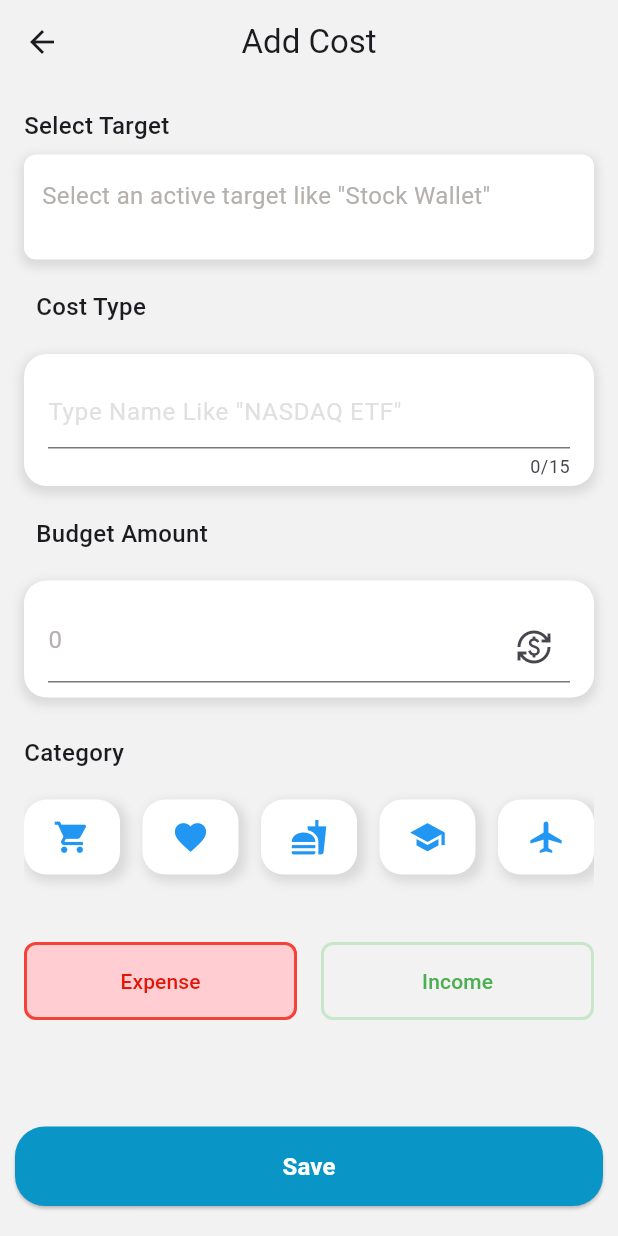
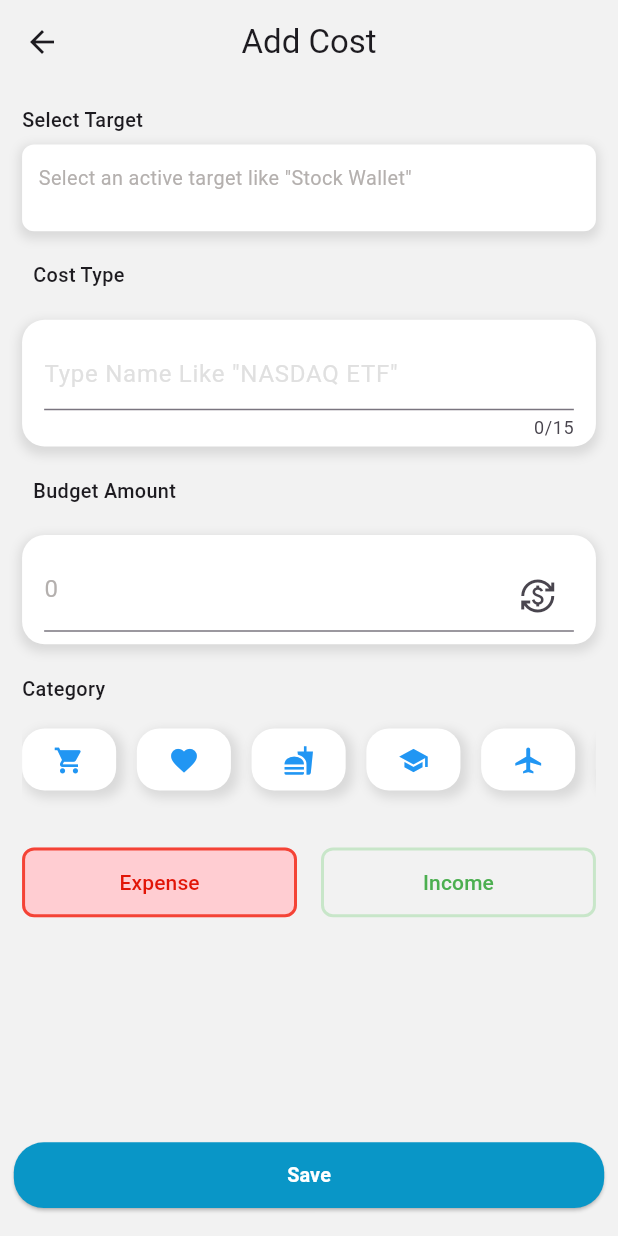
Before and after one commit to furkanislek/PocketPath, a Flutter app: the screen it shows once a user with an empty profile is signed in, item 2 of the bottom bar chosen, after a tap on the "add" icon, on a phone screen of 412 x 824 dp. Run offline on Flutter 3.47's test engine with Material 3 defaults, Android fonts, the phone set to English and light mode, and no system bars; our stand-ins replace cloud_firestore, firebase_auth, firebase_core, fl_chart, flutter_html, flutter_screenutil and 6 more; accounts and stored records are empty.

Commit message:
responsive fixs and change name

```diff
--- a/lib/components/home/tab_period.dart
+++ b/lib/components/home/tab_period.dart
@@ -2,6 +2,7 @@ import 'package:pocketPath/controller/home/tab_controller.dart';
 import 'package:pocketPath/controller/home/cost_controller.dart';
 import 'package:flutter/material.dart';
 import 'package:get/get.dart';
+import 'package:flutter_screenutil/flutter_screenutil.dart';
 
 class TabSelection extends StatelessWidget {
   final HomeTabController tabController = Get.put(HomeTabController());
@@ -51,7 +52,7 @@ class TabSelection extends StatelessWidget {
       child: AnimatedContainer(
         duration: const Duration(milliseconds: 50),
         curve: Curves.fastOutSlowIn,
-        padding: const EdgeInsets.symmetric(horizontal: 20, vertical: 10),
+        padding: EdgeInsets.symmetric(horizontal: 20.w, vertical: 10.h),
         decoration: BoxDecoration(
           color: tabController.selectedIndex.value == index
               ? Colors.white
--- a/lib/components/home/title.dart
+++ b/lib/components/home/title.dart
@@ -1,6 +1,7 @@
 import 'package:pocketPath/controller/home/home_controller.dart';
 import 'package:flutter/material.dart';
 import 'package:get/get.dart';
+import 'package:flutter_screenutil/flutter_screenutil.dart';
 
 class HomeTitle extends StatelessWidget {
   HomeTitle({super.key});
@@ -16,8 +17,8 @@ class HomeTitle extends StatelessWidget {
           children: [
             Obx(() => Text(
                 '${'home.title.hello'.tr} ${controller.userName.value} ${controller.surName.value}',
-                style: const TextStyle(
-                    fontSize: 20,
+                style: TextStyle(
+                    fontSize: 20.sp,
                     fontWeight: FontWeight.bold,
                     color: Color(0xFF3D423F)))),
           ],
@@ -26,7 +27,7 @@ class HomeTitle extends StatelessWidget {
           children: [
             Text(
               "home.title.welcomeBack".tr,
-              style: TextStyle(fontSize: 14, color: Color(0xFF868B88)),
+              style: TextStyle(fontSize: 14.sp, color: Color(0xFF868B88)),
             )
           ],
         )
--- a/lib/pages/AddCost/add_cost.dart
+++ b/lib/pages/AddCost/add_cost.dart
@@ -3,6 +3,7 @@ import 'package:pocketPath/controller/menu/bottom_navigator.dart';
 import 'package:flutter/material.dart';
 import 'package:get/get.dart';
 import 'package:pocketPath/pages/Menu/menu.dart';
+import 'package:flutter_screenutil/flutter_screenutil.dart';
 
 class AddCost extends StatelessWidget {
   AddCost({Key? key}) : super(key: key);
@@ -40,7 +41,7 @@ class AddCost extends StatelessWidget {
         centerTitle: true,
       ),
       bottomNavigationBar: Padding(
-        padding: const EdgeInsets.symmetric(vertical: 20.0, horizontal: 10),
+        padding: EdgeInsets.symmetric(vertical: 20.h, horizontal: 10.w),
         child: ElevatedButton(
           onPressed: () {
             final name = controller.selectedTypeName.value;
@@ -69,8 +70,7 @@ class AddCost extends StatelessWidget {
           },
           style: ElevatedButton.styleFrom(
             backgroundColor: const Color(0xFF0996C7),
-            padding:
-                const EdgeInsets.symmetric(vertical: 15.0, horizontal: 100.0),
+            padding: EdgeInsets.symmetric(vertical: 15.h, horizontal: 100.w),
             shape: RoundedRectangleBorder(
               borderRadius: BorderRadius.circular(20.0),
             ),
@@ -79,7 +79,7 @@ class AddCost extends StatelessWidget {
             'addcost.save'.tr,
             style: TextStyle(
               color: Colors.white,
-              fontSize: 16,
+              fontSize: 16.sp,
               fontWeight: FontWeight.bold,
             ),
           ),
@@ -87,22 +87,22 @@ class AddCost extends StatelessWidget {
       ),
       body: SingleChildScrollView(
         child: Padding(
-          padding: const EdgeInsets.all(16.0),
+          padding: EdgeInsets.all(16.w),
           child: Column(
             crossAxisAlignment: CrossAxisAlignment.start,
             children: [
               Text(
                 'addcost.select_target'.tr,
-                style: TextStyle(fontSize: 16, fontWeight: FontWeight.w500),
+                style: TextStyle(fontSize: 16.sp, fontWeight: FontWeight.w500),
               ),
-              const SizedBox(height: 8),
+               SizedBox(height: 8.h),
               GestureDetector(
                 onTap: () => _showTargetSelectionBottomSheet(context),
                 child: Container(
-                  height: 70,
+                  height: 70.h,
                   width: double.infinity,
                   padding:
-                      const EdgeInsets.symmetric(horizontal: 12, vertical: 16),
+                      EdgeInsets.symmetric(horizontal: 12.w, vertical: 16.h),
                   decoration: BoxDecoration(
                     color: Colors.white,
                     borderRadius: BorderRadius.circular(8.0),
@@ -123,7 +123,7 @@ class AddCost extends StatelessWidget {
                               target["id"] ==
                               controller.selectedTargetId.value)["name"],
                       style: TextStyle(
-                          fontSize: 16,
+                          fontSize: 16.sp,
                           color: controller.selectedTargetId.value.isEmpty
                               ? const Color.fromARGB(220, 168, 163, 161)
                               : const Color(0xFF282625)),
@@ -136,18 +136,18 @@ class AddCost extends StatelessWidget {
                 children: [
                   const SizedBox(height: 20),
                   Padding(
-                    padding: EdgeInsets.only(left: 8.0),
+                    padding: EdgeInsets.only(left: 8.w),
                     child: Text(
                       'addcost.cost_type'.tr,
-                      style:
-                          TextStyle(fontSize: 16, fontWeight: FontWeight.w500),
+                      style: TextStyle(
+                          fontSize: 16.sp, fontWeight: FontWeight.w500),
                     ),
                   ),
                   const SizedBox(height: 20),
                   Container(
                     width: double.infinity,
-                    padding: const EdgeInsets.symmetric(
-                        horizontal: 16, vertical: 5.0),
+                    padding:
+                        EdgeInsets.symmetric(horizontal: 16.w, vertical: 5.h),
                     decoration: BoxDecoration(
                       color: const Color(0xFFFFFFFF),
                       borderRadius: BorderRadius.circular(15.0),
@@ -163,7 +163,7 @@ class AddCost extends StatelessWidget {
                     child: Column(
                       crossAxisAlignment: CrossAxisAlignment.start,
                       children: [
-                        const SizedBox(height: 10),
+                         SizedBox(height: 10.h),
                         TextField(
                           onChanged: (value) {
                             controller.selectedTypeName(value);
@@ -189,18 +189,18 @@ class AddCost extends StatelessWidget {
                 children: [
                   const SizedBox(height: 20),
                   Padding(
-                    padding: EdgeInsets.only(left: 8.0),
+                    padding: EdgeInsets.only(left: 8.w),
                     child: Text(
                       'addcost.budget_amount'.tr,
-                      style:
-                          TextStyle(fontSize: 16, fontWeight: FontWeight.w500),
+                      style: TextStyle(
+                          fontSize: 16.sp, fontWeight: FontWeight.w500),
                     ),
                   ),
                   const SizedBox(height: 20),
                   Container(
                     width: double.infinity,
-                    padding: const EdgeInsets.symmetric(
-                        horizontal: 16, vertical: 10.0),
+                    padding:
+                        EdgeInsets.symmetric(horizontal: 16.w, vertical: 10.h),
                     decoration: BoxDecoration(
                       color: const Color(0xFFFFFFFF),
                       borderRadius: BorderRadius.circular(15.0),
@@ -216,7 +216,7 @@ class AddCost extends StatelessWidget {
                     child: Column(
                       crossAxisAlignment: CrossAxisAlignment.start,
                       children: [
-                        const SizedBox(height: 10),
+                         SizedBox(height: 10.h),
                         TextField(
                           onChanged: (value) {
                             controller.selectedBudget(value);
@@ -237,20 +237,20 @@ class AddCost extends StatelessWidget {
                   ),
                 ],
               ),
-              SizedBox(height: 25),
+              SizedBox(height: 25.h),
               Text(
                 'addcost.category'.tr,
-                style: TextStyle(fontSize: 16, fontWeight: FontWeight.w500),
+                style: TextStyle(fontSize: 16.sp, fontWeight: FontWeight.w500),
               ),
               SizedBox(
-                height: 90,
+                height: 90.h,
                 child: ListView.builder(
                   scrollDirection: Axis.horizontal,
                   itemCount: _categories.length,
                   itemBuilder: (context, index) {
                     return Padding(
-                      padding: const EdgeInsets.only(
-                          left: 0, right: 15.0, top: 20, bottom: 20),
+                      padding: EdgeInsets.only(
+                          left: 0, right: 15.w, top: 20.h, bottom: 20.h),
                       child: Obx(() => Container(
                             decoration: BoxDecoration(
                               color: (controller.selectedCategory.value ==
@@ -269,13 +269,12 @@ class AddCost extends StatelessWidget {
                               ],
                             ),
                             child: Padding(
-                              padding:
-                                  const EdgeInsets.symmetric(horizontal: 8.0),
+                              padding: EdgeInsets.symmetric(horizontal: 8.w),
                               child: IconButton(
                                 icon: Icon(
                                   _categories[index][0],
                                   color: Colors.blue,
-                                  size: 25,
+                                  size: 25.sp,
                                 ),
                                 onPressed: () {
                                   controller.setSelectedCategory(
@@ -288,7 +287,7 @@ class AddCost extends StatelessWidget {
                   },
                 ),
               ),
-              const SizedBox(height: 25),
+               SizedBox(height: 25.h),
               Row(
                 mainAxisAlignment: MainAxisAlignment.center,
                 children: [
@@ -298,7 +297,7 @@ class AddCost extends StatelessWidget {
                             controller.toggleSelection(true);
                           },
                           style: OutlinedButton.styleFrom(
-                            padding: const EdgeInsets.symmetric(vertical: 16),
+                            padding: EdgeInsets.symmetric(vertical: 16.h),
                             backgroundColor: !controller.isExpenseSelected.value
                                 ? Colors.transparent
                                 : Colors.red[100],
@@ -326,7 +325,7 @@ class AddCost extends StatelessWidget {
                             controller.toggleSelection(false);
                           },
                           style: OutlinedButton.styleFrom(
-                            padding: const EdgeInsets.symmetric(vertical: 16),
+                            padding: EdgeInsets.symmetric(vertical: 16.h),
                             backgroundColor: controller.isExpenseSelected.value
                                 ? Colors.transparent
                                 : Colors.green[100],
@@ -349,7 +348,7 @@ class AddCost extends StatelessWidget {
                   ),
                 ],
               ),
-              const SizedBox(height: 24),
+              SizedBox(height: 24.h),
             ],
           ),
         ),
@@ -369,15 +368,15 @@ class AddCost extends StatelessWidget {
       ),
       builder: (context) {
         return Padding(
-          padding: const EdgeInsets.all(16.0),
+          padding: EdgeInsets.all(16.w),
           child: Column(
             mainAxisSize: MainAxisSize.min,
             children: [
               Text(
                 'addcost.select_a_target'.tr,
-                style: TextStyle(fontSize: 18, fontWeight: FontWeight.w600),
+                style: TextStyle(fontSize: 18.sp, fontWeight: FontWeight.w600),
               ),
-              const SizedBox(height: 16),
+              SizedBox(height: 16.h),
               Obx(() {
                 return ListView.builder(
                   shrinkWrap: true,
--- a/lib/pages/Analysis/analysis.dart
+++ b/lib/pages/Analysis/analysis.dart
@@ -6,6 +6,7 @@ import 'package:pocketPath/controller/menu/bottom_navigator.dart';
 import 'package:pocketPath/controller/target/target_controller.dart';
 import 'package:pocketPath/pages/Analysis/analysis_controller.dart';
 import 'package:pocketPath/services/services.dart';
+import 'package:flutter_screenutil/flutter_screenutil.dart';
 
 class Analysis extends StatelessWidget {
   Analysis({Key? key}) : super(key: key);
@@ -50,8 +51,8 @@ class Analysis extends StatelessWidget {
                 );
               }
 
-              return const Padding(
-                padding: EdgeInsets.symmetric(vertical: 8.0, horizontal: 12.0),
+              return Padding(
+                padding: EdgeInsets.symmetric(vertical: 8.h, horizontal: 12.w),
                 child: ExpenseSavingsBarChart(),
               );
             }),
@@ -73,7 +74,7 @@ class TargetSelectionButton extends StatelessWidget {
     final AnalysisController controller = Get.find<AnalysisController>();
 
     return Padding(
-      padding: const EdgeInsets.all(16.0),
+      padding: EdgeInsets.all(16.w),
       child: SizedBox(
         width: MediaQuery.of(context).size.width,
         child: ElevatedButton(
@@ -93,7 +94,7 @@ class TargetSelectionButton extends StatelessWidget {
                 controller.selectedTarget.value.isEmpty
                     ? "analysis.select_target".tr
                     : controller.selectedTargetName.value,
-                style: const TextStyle(fontSize: 16.0),
+                style: TextStyle(fontSize: 16.0.sp),
               )),
         ),
       ),
@@ -121,18 +122,18 @@ class TargetSelectionModal extends StatelessWidget {
         Get.find<AnalysisController>();
 
     return Container(
-      padding: const EdgeInsets.all(16.0),
+      padding: EdgeInsets.all(16.w),
       child: Column(
         mainAxisSize: MainAxisSize.min,
         children: [
           Text(
             "analysis.select_target".tr,
             style: TextStyle(
-              fontSize: 18.0,
+              fontSize: 18.0.sp,
               fontWeight: FontWeight.bold,
             ),
           ),
-          const SizedBox(height: 16.0),
+          SizedBox(height: 16.h),
           Expanded(
             child: Obx(() {
               // Tüm hedefleri al (aktif ve pasif)
@@ -182,7 +183,7 @@ class SelectedTargetInfo extends StatelessWidget {
       () => controller.selectedTarget.value.isEmpty
           ? SizedBox.shrink()
           : Container(
-              padding: const EdgeInsets.symmetric(horizontal: 16.0),
+              padding: EdgeInsets.symmetric(horizontal: 16.w),
             ),
     );
   }
@@ -205,37 +206,37 @@ class ExpenseSavingsBarChart extends StatelessWidget {
 
       return Column(
         children: [
-          const SizedBox(height: 16.0),
+          SizedBox(height: 16.h),
           Row(
             mainAxisAlignment: MainAxisAlignment.center,
             children: [
               Row(
                 children: [
                   Container(
-                    width: 16,
-                    height: 16,
+                    width: 16.w,
+                    height: 16.h,
                     color: Colors.red,
                   ),
-                  const SizedBox(width: 4),
+                  SizedBox(width: 4.w),
                   Text("analysis.expenditures".tr),
                 ],
               ),
-              const SizedBox(width: 50),
+              SizedBox(width: 50.w),
               Row(
                 children: [
                   Container(
-                    width: 16,
-                    height: 16,
+                    width: 16.w,
+                    height: 16.h,
                     color: Colors.green,
                   ),
-                  const SizedBox(width: 4),
+                  SizedBox(width: 4.w),
                   Text("analysis.savings".tr),
                 ],
               ),
             ],
           ),
 
-          const SizedBox(height: 24.0),
+          SizedBox(height: 24.h),
 
           // Bar Chart
           Expanded(
@@ -250,7 +251,7 @@ class ExpenseSavingsBarChart extends StatelessWidget {
                       BarChartRodData(
                         toY: totalExpenses,
                         color: Colors.red,
-                        width: 40,
+                        width: 40.w,
                         borderRadius: BorderRadius.circular(4),
                       ),
                     ],
@@ -261,7 +262,7 @@ class ExpenseSavingsBarChart extends StatelessWidget {
                       BarChartRodData(
                         toY: totalSavings,
                         color: Colors.green,
-                        width: 40,
+                        width: 40.w,
                         borderRadius: BorderRadius.circular(4),
                       ),
                     ],
@@ -281,14 +282,13 @@ class ExpenseSavingsBarChart extends StatelessWidget {
                             break;
                         }
                         return Padding(
-                          padding:
-                              const EdgeInsets.only(right: 16.0, left: 24.0),
+                          padding: EdgeInsets.only(right: 16.w, left: 24.w),
                           child: Text(
                             text,
-                            style: const TextStyle(
+                            style: TextStyle(
                               color: Color.fromARGB(255, 139, 46, 46),
                               fontWeight: FontWeight.bold,
-                              fontSize: 14,
+                              fontSize: 14.sp,
                             ),
                           ),
                         );
@@ -301,14 +301,14 @@ class ExpenseSavingsBarChart extends StatelessWidget {
                       getTitlesWidget: (value, meta) {
                         return Text(
                           '${value.toInt()} \$',
-                          style: const TextStyle(
+                          style: TextStyle(
                             color: Colors.black,
                             fontWeight: FontWeight.bold,
-                            fontSize: 12,
+                            fontSize: 12.sp,
                           ),
                         );
                       },
-                      reservedSize: 40,
+                      reservedSize: 40.w,
                     ),
                   ),
                   topTitles: AxisTitles(
@@ -325,7 +325,7 @@ class ExpenseSavingsBarChart extends StatelessWidget {
           ),
 
           // Toplam değerler
-          const SizedBox(height: 24),
+          SizedBox(height: 24.h),
           Padding(
             padding: const EdgeInsets.symmetric(vertical: 16.0),
             child: Row(
@@ -336,14 +336,14 @@ class ExpenseSavingsBarChart extends StatelessWidget {
                     Text(
                       "analysis.total_expenditures".tr,
                       style: TextStyle(
-                        fontSize: 14.0,
+                        fontSize: 14.sp,
                         fontWeight: FontWeight.bold,
                       ),
                     ),
                     Text(
                       "${totalExpenses.toStringAsFixed(2)} \$",
-                      style: const TextStyle(
-                        fontSize: 16.0,
+                      style: TextStyle(
+                        fontSize: 16.sp,
                         color: Colors.red,
                         fontWeight: FontWeight.bold,
                       ),
@@ -355,14 +355,14 @@ class ExpenseSavingsBarChart extends StatelessWidget {
                     Text(
                       "analysis.total_savings".tr,
                       style: TextStyle(
-                        fontSize: 14.0,
+                        fontSize: 14.sp,
                         fontWeight: FontWeight.bold,
                       ),
                     ),
                     Text(
                       "${totalSavings.toStringAsFixed(2)} \$",
-                      style: const TextStyle(
-                        fontSize: 16.0,
+                      style: TextStyle(
+                        fontSize: 16.sp,
                         color: Colors.green,
                         fontWeight: FontWeight.bold,
                       ),
@@ -376,10 +376,10 @@ class ExpenseSavingsBarChart extends StatelessWidget {
           // Harcama ve birikim listesi
           if (controller.expenses.isNotEmpty)
             Container(
-              height: 200,
+              height: 200.h,
               decoration: BoxDecoration(
                 border: Border.all(color: Colors.grey.shade300),
-                borderRadius: BorderRadius.circular(8.0),
+                borderRadius: BorderRadius.circular(8.r),
               ),
               child: ListView.builder(
                 itemCount: controller.expenses.length,
@@ -402,6 +402,7 @@ class ExpenseSavingsBarChart extends StatelessWidget {
                       style: TextStyle(
                         color: isExpense ? Colors.red : Colors.green,
                         fontWeight: FontWeight.bold,
+                        fontSize: 16.sp,
                       ),
                     ),
                   );
@@ -432,11 +433,11 @@ class TargetProgressChart extends StatelessWidget {
                   Text(
                     "analysis.target_progress".tr,
                     style: TextStyle(
-                      fontSize: 16.0,
+                      fontSize: 16.0.sp,
                       fontWeight: FontWeight.bold,
                     ),
                   ),
-                  const SizedBox(height: 8.0),
+                  SizedBox(height: 8.h),
                   LinearProgressIndicator(
                     value: controller.targetProgress.value,
                     backgroundColor: Colors.grey.shade300,
@@ -445,19 +446,19 @@ class TargetProgressChart extends StatelessWidget {
                           ? Colors.green
                           : const Color(0xFF2CBABB),
                     ),
-                    minHeight: 20.0,
+                    minHeight: 20.h,
                   ),
-                  const SizedBox(height: 8.0),
+                  SizedBox(height: 8.h),
                   Row(
                     mainAxisAlignment: MainAxisAlignment.spaceBetween,
                     children: [
                       Text(
                         "${("analysis.available").tr}: ${controller.currentAmount.value.toStringAsFixed(2)} \$",
-                        style: const TextStyle(fontSize: 14.0),
+                        style: TextStyle(fontSize: 14.0.sp),
                       ),
                       Text(
                         "${("analysis.target").tr}: ${controller.targetAmount.value.toStringAsFixed(2)} \$",
-                        style: const TextStyle(fontSize: 14.0),
+                        style: TextStyle(fontSize: 14.0.sp),
                       ),
                     ],
                   ),
--- a/pubspec.yaml
+++ b/pubspec.yaml
@@ -16,7 +16,7 @@ publish_to: "none" # Remove this line if you wish to publish to pub.dev
 # https://developer.apple.com/library/archive/documentation/General/Reference/InfoPlistKeyReference/Articles/CoreFoundationKeys.html
 # In Windows, build-name is used as the major, minor, and patch parts
 # of the product and file versions while build-number is used as the build suffix.
-version: 2.0.3+6
+version: 2.0.3+10
 
 environment:
   sdk: ^3.5.0
```
Also changed, not shown: lib/components/home/budget.dart (+20 -20 lines), lib/components/home/cost.dart (+8 -8 lines), lib/pages/Menu/menu.dart (+1 -6 lines), lib/pages/Target/add_target.dart (+29 -29 lines), lib/pages/Target/target.dart (+4 -5 lines), 6 other files.
